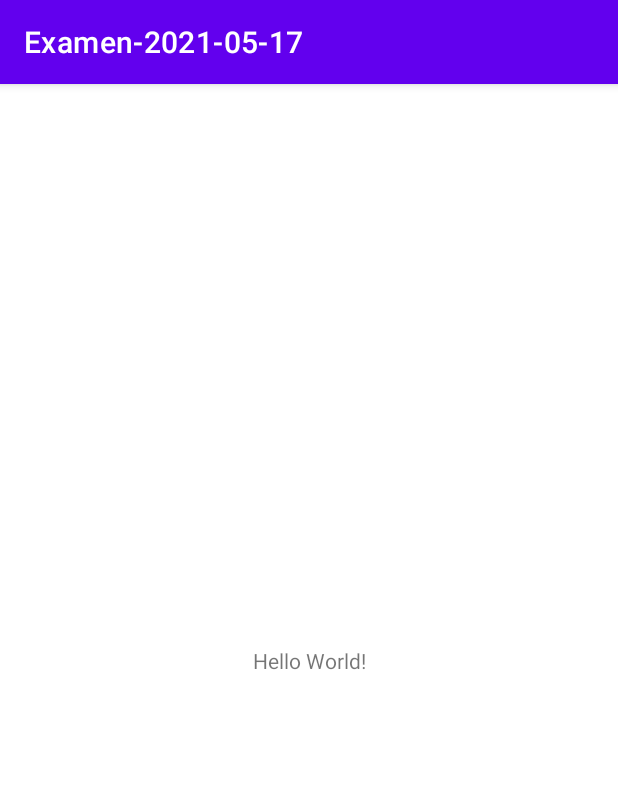
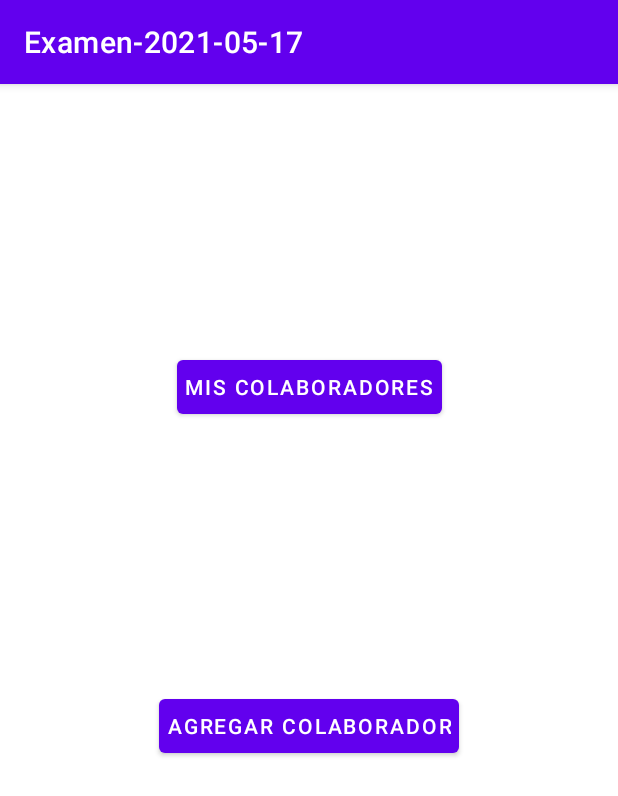
Before and after one commit to dulloar/Prueba3, an Android app: the screen it shows after launch (MainActivity), on a phone screen of 412 x 824 dp. Shown: the top 796 px of the screen. Run offline under Robolectric (Android 15) with nearby library versions, the phone set to English and light mode, and no system bars; our stand-ins replace data binding.

```diff
--- a/app/src/main/AndroidManifest.xml
+++ b/app/src/main/AndroidManifest.xml
@@ -15,7 +15,8 @@
         android:roundIcon="@mipmap/ic_launcher_round"
         android:supportsRtl="true"
         android:theme="@style/Theme.Examen20210517">
-        <activity android:name=".ui.EmployeActivity"></activity>
+        <activity android:name=".LoginActivity"></activity>
+        <activity android:name=".ui.EmployeActivity" />
         <!--
              The API key for Google Maps-based APIs is defined as a string resource.
              (See the file "res/values/google_maps_api.xml").
--- a/app/src/main/java/com/davidulloa/examen_2021_05_17/MainActivity.java
+++ b/app/src/main/java/com/davidulloa/examen_2021_05_17/MainActivity.java
@@ -1,14 +1,58 @@
 package com.davidulloa.examen_2021_05_17;
 
 import androidx.appcompat.app.AppCompatActivity;
+import androidx.core.app.ActivityCompat;
+import androidx.core.content.ContextCompat;
+import androidx.databinding.DataBindingUtil;
 
+import android.Manifest;
+import android.content.Intent;
+import android.content.pm.PackageManager;
 import android.os.Bundle;
+import android.view.View;
 
-public class MainActivity extends AppCompatActivity {
+import com.davidulloa.examen_2021_05_17.databinding.ActivityMainBinding;
+import com.davidulloa.examen_2021_05_17.ui.EmployeActivity;
+
+public class MainActivity extends AppCompatActivity implements View.OnClickListener {
+
+    private ActivityMainBinding binding;
 
     @Override
     protected void onCreate(Bundle savedInstanceState) {
         super.onCreate(savedInstanceState);
-        setContentView(R.layout.activity_main);
+        if(binding == null){
+            binding = DataBindingUtil.setContentView(this,R.layout.activity_main);
+        }
+
+        if (ContextCompat.checkSelfPermission(this,
+                Manifest.permission.WRITE_EXTERNAL_STORAGE)
+                != PackageManager.PERMISSION_GRANTED) {
+            if (ActivityCompat.shouldShowRequestPermissionRationale(this,
+                    Manifest.permission.WRITE_EXTERNAL_STORAGE)) {
+
+            } else {
+                ActivityCompat.requestPermissions(this,
+                        new String[]{Manifest.permission.WRITE_EXTERNAL_STORAGE},
+                        1);
+            }
+        } else {
+            // Permission has already been granted
+        }
+
+        binding.bAddEmployee.setOnClickListener(this);
+        binding.bEmployees.setOnClickListener(this);
     }
-}
+
+    @Override
+    public void onClick(View v) {
+        Intent intent;
+        intent = new Intent(this, EmployeActivity.class);
+        if(v == binding.bAddEmployee){
+            intent.putExtra("fragment",0);
+        }else{
+            intent.putExtra("fragment",1);
+        }
+        startActivity(intent);
+    }
+    }
--- a/app/src/main/java/com/davidulloa/examen_2021_05_17/data/local/models/Employee.java
+++ b/app/src/main/java/com/davidulloa/examen_2021_05_17/data/local/models/Employee.java
@@ -38,7 +38,7 @@ public class Employee {
     @Expose
     private String mail;
 
-    public class Location {
+    public static class Location {
 
         public Location() {
         }
--- a/app/src/main/java/com/davidulloa/examen_2021_05_17/di/AppComponent.java
+++ b/app/src/main/java/com/davidulloa/examen_2021_05_17/di/AppComponent.java
@@ -4,6 +4,7 @@ import android.app.Application;
 
 import com.davidulloa.examen_2021_05_17.ExamenApp;
 import com.davidulloa.examen_2021_05_17.app.MyApp;
+import com.davidulloa.examen_2021_05_17.ui.EmployeActivity;
 
 import javax.inject.Singleton;
 
@@ -15,6 +16,7 @@ import dagger.android.AndroidInjectionModule;
 @Component(modules = {AndroidInjectionModule.class,
                         AppModule.class
                         ,MainActivityModule.class
+                        , EmployeActivityModule.class
                         })
 public interface AppComponent {
     @Component.Builder
--- a/app/src/main/java/com/davidulloa/examen_2021_05_17/di/MainActivityModule.java
+++ b/app/src/main/java/com/davidulloa/examen_2021_05_17/di/MainActivityModule.java
@@ -9,6 +9,5 @@ import dagger.android.ContributesAndroidInjector;
 
 @Module
 public abstract class MainActivityModule {
-    @ContributesAndroidInjector(modules = FragmentBuildersModule.class)
     abstract MainActivity contributeMaibnActivity();
 }
--- a/app/src/main/java/com/davidulloa/examen_2021_05_17/ui/EmployeActivity.java
+++ b/app/src/main/java/com/davidulloa/examen_2021_05_17/ui/EmployeActivity.java
@@ -3,13 +3,13 @@ package com.davidulloa.examen_2021_05_17.ui;
 import androidx.appcompat.app.AppCompatActivity;
 import androidx.databinding.DataBindingUtil;
 import androidx.fragment.app.Fragment;
-import androidx.fragment.app.ListFragment;
 
 import android.os.Bundle;
 
 import com.davidulloa.examen_2021_05_17.R;
 import com.davidulloa.examen_2021_05_17.databinding.ActivityEmployeBinding;
 import com.davidulloa.examen_2021_05_17.di.Injectable;
+import com.davidulloa.examen_2021_05_17.ui.list.ListFragment;
 import com.davidulloa.examen_2021_05_17.ui.map.MapsFragment;
 import com.davidulloa.examen_2021_05_17.ui.register.RegisterEmployeFragment;
 
@@ -33,6 +33,8 @@ public class EmployeActivity extends AppCompatActivity implements HasSupportFrag
         if(employeBinding == null){
             employeBinding = DataBindingUtil.setContentView(this,R.layout.activity_employe);
         }
+
+        tFragment = getIntent().getIntExtra("fragment",0);
         Fragment fragment;
         switch (tFragment){
             case 1:
--- a/app/src/main/res/layout/activity_main.xml
+++ b/app/src/main/res/layout/activity_main.xml
@@ -1,4 +1,5 @@
 <?xml version="1.0" encoding="utf-8"?>
+<layout>
     <androidx.constraintlayout.widget.ConstraintLayout xmlns:android="http://schemas.android.com/apk/res/android"
         xmlns:app="http://schemas.android.com/apk/res-auto"
         xmlns:tools="http://schemas.android.com/tools"
@@ -6,13 +7,26 @@
         android:layout_height="match_parent"
         tools:context=".MainActivity">
 
-    <TextView
+        <Button
+            android:id="@+id/b_employees"
             android:layout_width="wrap_content"
             android:layout_height="wrap_content"
-        android:text="Hello World!"
-        app:layout_constraintBottom_toBottomOf="parent"
-        app:layout_constraintLeft_toLeftOf="parent"
-        app:layout_constraintRight_toRightOf="parent"
+            android:padding="5dp"
+            android:text="MIS COlABORADORES"
+            app:layout_constraintBottom_toTopOf="@+id/b_add_employee"
+            app:layout_constraintEnd_toEndOf="parent"
+            app:layout_constraintStart_toStartOf="parent"
             app:layout_constraintTop_toTopOf="parent" />
 
+        <Button
+            android:id="@+id/b_add_employee"
+            android:layout_width="wrap_content"
+            android:layout_height="wrap_content"
+            android:layout_marginBottom="316dp"
+            android:padding="5dp"
+            android:text="AGREGAR COlABORADOR"
+            app:layout_constraintBottom_toBottomOf="parent"
+            app:layout_constraintEnd_toEndOf="parent"
+            app:layout_constraintStart_toStartOf="parent" />
     </androidx.constraintlayout.widget.ConstraintLayout>
+</layout>
```
Also changed, not shown: app/src/main/java/com/davidulloa/examen_2021_05_17/LoginActivity.java (added, +21 -0 lines), app/src/main/java/com/davidulloa/examen_2021_05_17/di/EmployeActivityModule.java (added, +13 -0 lines), app/src/main/java/com/davidulloa/examen_2021_05_17/ui/adapter/EmployeeAdapter.java (added, +72 -0 lines), app/src/main/java/com/davidulloa/examen_2021_05_17/ui/list/ListFragment.java (+45 -4 lines), app/src/main/res/layout/activity_login.xml (added, +16 -0 lines), app/src/main/res/layout/fragment_botton.xml (deleted, +0 -14 lines), app/src/main/res/layout/fragment_list.xml (added, +15 -0 lines). Lines whose indentation alone changed are shown as unchanged.
